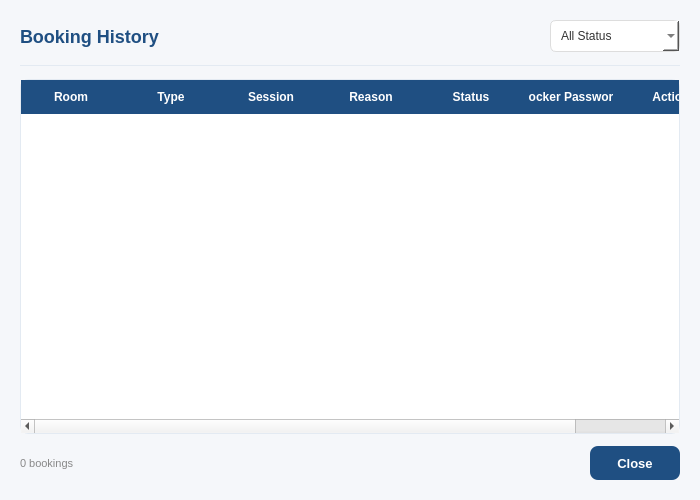
This is ui/BookingHistory.ui in maihuybao/SmartLockUEL as Qt 5 draws it before an edit. The edited form follows.
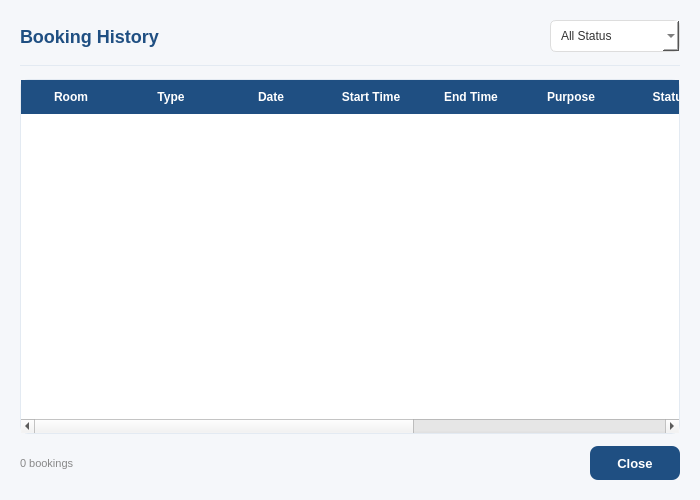
This is the edited form.

What changed in the file:
```diff
--- a/ui/BookingHistory.ui
+++ b/ui/BookingHistory.ui
@@ -106,10 +106,16 @@
       <property name="text"><string>Type</string></property>
      </column>
      <column>
-      <property name="text"><string>Session</string></property>
+      <property name="text"><string>Date</string></property>
      </column>
      <column>
-      <property name="text"><string>Reason</string></property>
+      <property name="text"><string>Start Time</string></property>
+     </column>
+     <column>
+      <property name="text"><string>End Time</string></property>
+     </column>
+     <column>
+      <property name="text"><string>Purpose</string></property>
      </column>
      <column>
       <property name="text"><string>Status</string></property>
@@ -117,6 +123,9 @@
      <column>
       <property name="text"><string>Locker Password</string></property>
      </column>
+     <column>
+      <property name="text"><string>Reject Reason</string></property>
+     </column>
      <column>
       <property name="text"><string>Action</string></property>
      </column>
```
Left out of the diff: 4 changed lines with no effect on the pictures.
